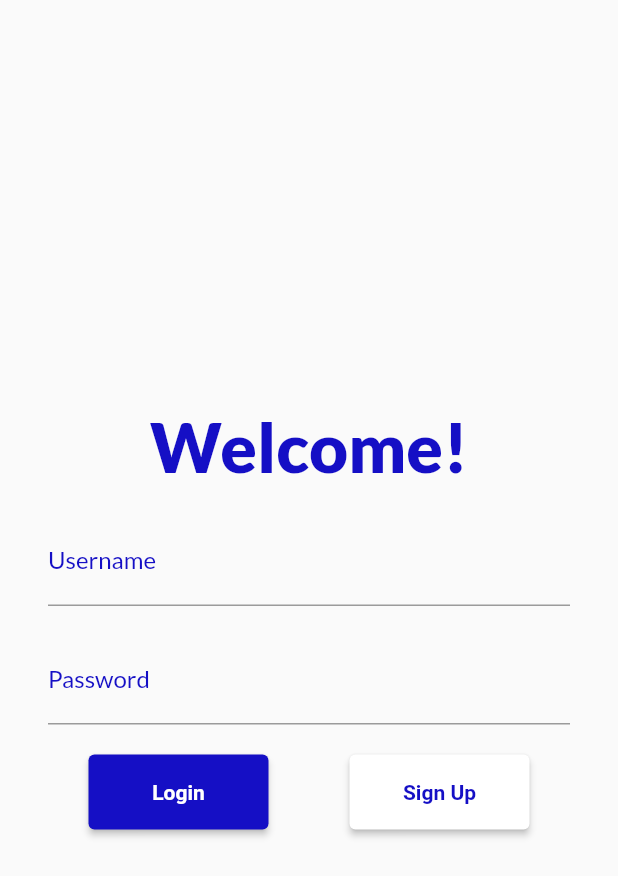
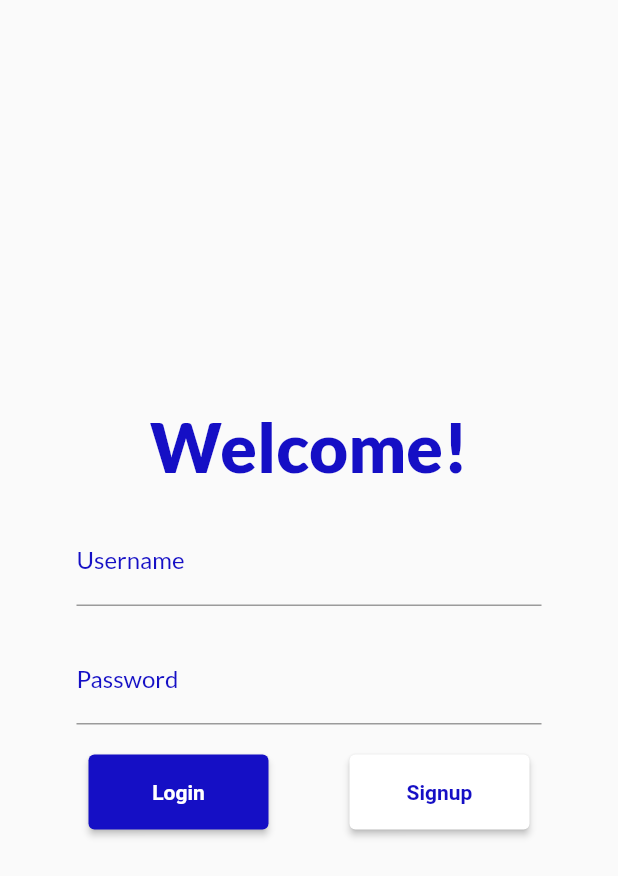
Before and after one commit to vivaswat19/Flutter-Learn, a Flutter app: the screen it shows after launch, on a phone screen of 412 x 824 dp. Shown: the top 876 px of the screen. Run offline on Flutter 3.47's test engine with Material 2 defaults, Android fonts, the phone set to English and light mode, and no system bars; our stand-ins replace google_fonts.

```diff
--- /dev/null
+++ b/flutter_application_1/lib/components/button.dart
@@ -0,0 +1,36 @@
+import 'package:flutter/material.dart';
+
+class Button extends StatelessWidget {
+  final String? text;
+  final Color? primaryColor;
+  final Color? secondaryColor;
+  // final Function cb;
+  final void Function(String) callback;
+  const Button({
+    Key? key,
+    this.text,
+    this.primaryColor,
+    this.secondaryColor,
+    required this.callback,
+  }) : super(key: key);
+
+  @override
+  Widget build(BuildContext context) {
+    return ElevatedButton(
+      onPressed: () {
+        callback(text ?? "printing");
+      },
+      style: ElevatedButton.styleFrom(
+        fixedSize: const Size(120, 50),
+        primary: primaryColor ?? Colors.white,
+        textStyle: const TextStyle(
+          fontWeight: FontWeight.bold,
+        ),
+      ),
+      child: Text(
+        text ?? "",
+        style: TextStyle(color: secondaryColor ?? Colors.indigo[900]),
+      ),
+    );
+  }
+}
--- /dev/null
+++ b/flutter_application_1/lib/components/input_box.dart
@@ -0,0 +1,44 @@
+import 'package:flutter/material.dart';
+
+class InputField extends StatefulWidget {
+  final String? hintText;
+  final String? label;
+  final bool? obscureText;
+  const InputField({
+    Key? key,
+    this.hintText,
+    this.label,
+    this.obscureText,
+  }) : super(key: key);
+
+  @override
+  State<InputField> createState() => _InputFieldState();
+}
+
+class _InputFieldState extends State<InputField> {
+  String inputValue = "";
+  @override
+  Widget build(BuildContext context) {
+    return SizedBox(
+      width: 310,
+      child: TextFormField(
+        initialValue: "",
+        enableSuggestions: true,
+        obscureText: widget.obscureText ?? false,
+        onChanged: (value) {
+          setState(() {
+            inputValue = value;
+          });
+        },
+        decoration: InputDecoration(
+            hintText: widget.hintText ?? "",
+            label: Text(
+              widget.label ?? "",
+              style: const TextStyle(
+                color: Color.fromARGB(255, 21, 15, 197),
+              ),
+            )),
+      ),
+    );
+  }
+}
--- a/flutter_application_1/lib/main.dart
+++ b/flutter_application_1/lib/main.dart
@@ -1,5 +1,6 @@
 import 'package:flutter/material.dart';
-import 'package:flutter_application_1/pages/home_page.dart';
+import '/pages/home_page.dart';
+import '/pages/signup_page.dart';
 import 'package:google_fonts/google_fonts.dart';
 
 import 'pages/login_page.dart';
@@ -27,6 +28,7 @@ class MyApp extends StatelessWidget {
       routes: {
         Routes.home: (context) => const HomePage(),
         Routes.login: (context) => const LoginPage(),
+        Routes.signup: (context) => const SignUpPage(),
       },
     );
   }
--- a/flutter_application_1/lib/pages/login_page.dart
+++ b/flutter_application_1/lib/pages/login_page.dart
@@ -1,7 +1,14 @@
 import 'package:flutter/material.dart';
+
+import '../components/button.dart';
+import '../components/input_box.dart';
 
 class LoginPage extends StatelessWidget {
   const LoginPage({Key? key}) : super(key: key);
+
+  void printFunc(String str) {
+    print("clicked $str");
+  }
 
   @override
   Widget build(BuildContext context) {
@@ -21,57 +28,36 @@ class LoginPage extends StatelessWidget {
               ),
             ),
             const SizedBox(height: 20),
-            TextFormField(
-              initialValue: "",
-              enableSuggestions: true,
-              decoration: const InputDecoration(
-                  hintText: "Enter Username",
-                  label: Text(
-                    "Username",
-                    style: TextStyle(
-                      color: Color.fromARGB(255, 21, 15, 197),
-                    ),
-                  )),
+            const InputField(
+              label: "Username",
+              hintText: "Enter Username",
             ),
             const SizedBox(height: 20),
-            TextFormField(
-              initialValue: "",
-              decoration: const InputDecoration(
-                  hintText: "Enter password",
-                  label: Text(
-                    "Password",
-                    style: TextStyle(
-                      color: Color.fromARGB(255, 21, 15, 197),
-                    ),
-                  )),
+            const InputField(
+              label: "Password",
+              hintText: "Enter Password",
+              obscureText: true,
             ),
             const SizedBox(height: 20),
             Row(
               mainAxisAlignment: MainAxisAlignment.spaceAround,
               children: [
-                ElevatedButton(
-                  onPressed: (() {}),
-                  style: ElevatedButton.styleFrom(
-                    fixedSize: const Size(120, 50),
-                    primary: Color.fromARGB(255, 21, 15, 197),
-                    textStyle: const TextStyle(
-                      fontWeight: FontWeight.bold,
-                    ),
-                  ),
-                  child: const Text("Login"),
+                Button(
+                  text: "Login",
+                  primaryColor: const Color.fromARGB(255, 21, 15, 197),
+                  secondaryColor: Colors.white,
+                  callback: (val) {
+                    Navigator.pushNamed(context, "/");
+                  },
                 ),
-                ElevatedButton(
-                  onPressed: (() {}),
-                  style: ElevatedButton.styleFrom(
-                    fixedSize: const Size(120, 50),
-                    onPrimary: Color.fromARGB(255, 21, 15, 197),
-                    primary: Colors.white,
-                    textStyle: const TextStyle(
-                      fontWeight: FontWeight.bold,
-                    ),
-                  ),
-                  child: const Text("Sign Up"),
-                )
+                Button(
+                  text: "Signup",
+                  secondaryColor: const Color.fromARGB(255, 21, 15, 197),
+                  primaryColor: Colors.white,
+                  callback: (val) {
+                    Navigator.pushNamed(context, "/signup");
+                  },
+                ),
               ],
             )
           ],
--- a/flutter_application_1/lib/utils/routes.dart
+++ b/flutter_application_1/lib/utils/routes.dart
@@ -1,4 +1,5 @@
 class Routes {
-  static String home = "/";
-  static String login = "/login";
+  static String login = "/";
+  static String home = "/home";
+  static String signup = "/signup";
 }
```
Also changed, not shown: flutter_application_1/lib/pages/signup_page.dart (added, +69 -0 lines).
